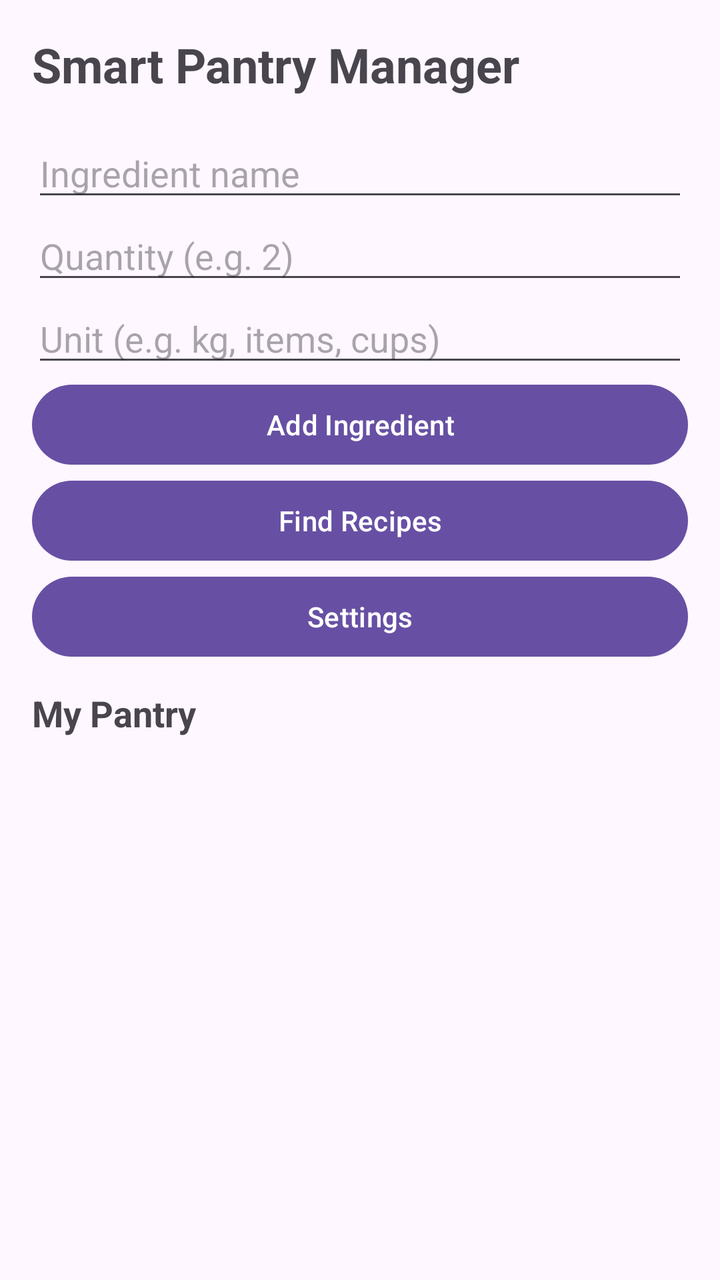
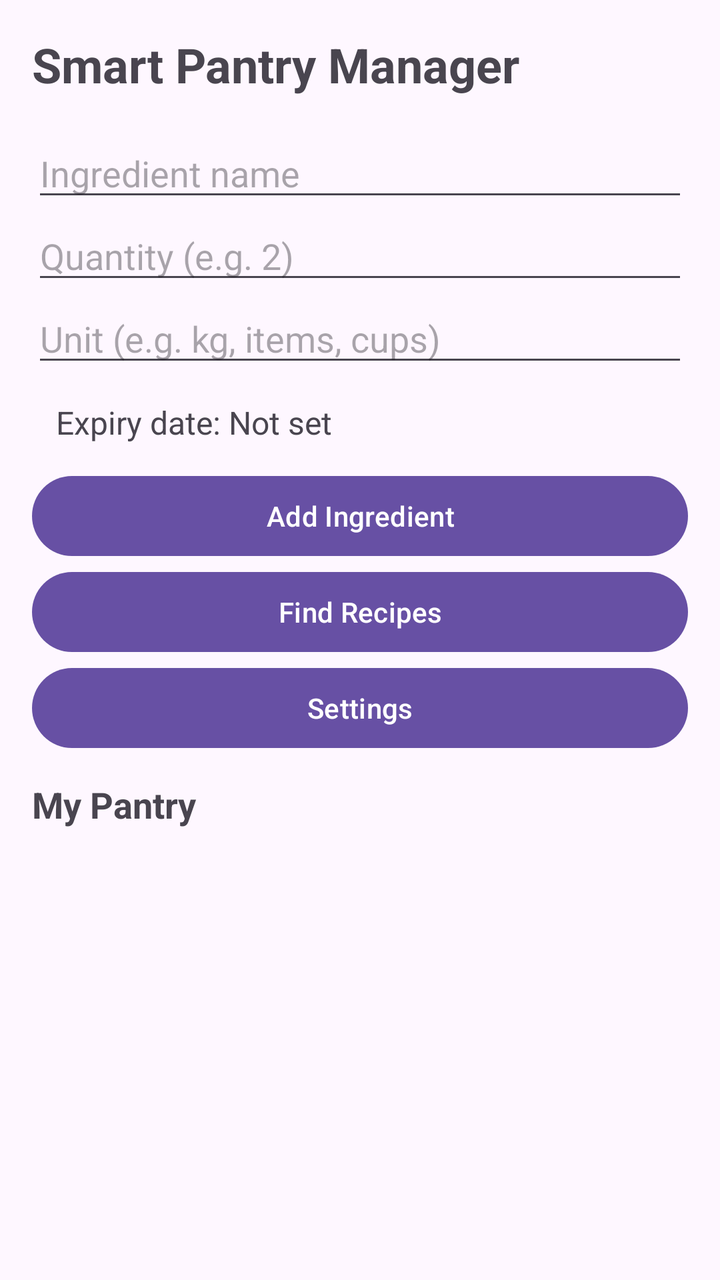

An Android layout rendered at two revisions. The XML below is the earlier revision; the diff shows what the commit changed to produce the second picture.
<!-- AndroidManifest.xml: application theme Theme.SmartPantryManager -->
<!-- res/layout/activity_main.xml -->
<LinearLayout xmlns:android="http://schemas.android.com/apk/res/android"
    android:layout_width="match_parent"
    android:layout_height="match_parent"
    android:orientation="vertical"
    android:padding="16dp">

    <TextView
        android:layout_width="match_parent"
        android:layout_height="wrap_content"
        android:text="Smart Pantry Manager"
        android:textSize="24sp"
        android:textStyle="bold"
        android:paddingBottom="16dp" />

    <EditText
        android:id="@+id/ingredientName"
        android:layout_width="match_parent"
        android:layout_height="wrap_content"
        android:hint="Ingredient name"
        android:inputType="textCapSentences"
        android:singleLine="true" />

    <EditText
        android:id="@+id/ingredientQuantity"
        android:layout_width="match_parent"
        android:layout_height="wrap_content"
        android:hint="Quantity (e.g. 2)"
        android:inputType="numberDecimal"
        android:singleLine="true" />

    <EditText
        android:id="@+id/ingredientUnit"
        android:layout_width="match_parent"
        android:layout_height="wrap_content"
        android:hint="Unit (e.g. kg, items, cups)"
        android:inputType="text"
        android:singleLine="true" />

    <Button
        android:id="@+id/addIngredientButton"
        android:layout_width="match_parent"
        android:layout_height="wrap_content"
        android:text="Add Ingredient" />

    <Button
        android:id="@+id/findRecipesButton"
        android:layout_width="match_parent"
        android:layout_height="wrap_content"
        android:text="Find Recipes" />

    <Button
        android:id="@+id/settingsButton"
        android:layout_width="match_parent"
        android:layout_height="wrap_content"
        android:text="Settings" />

    <TextView
        android:layout_width="match_parent"
        android:layout_height="wrap_content"
        android:text="My Pantry"
        android:textSize="18sp"
        android:textStyle="bold"
        android:paddingTop="12dp"
        android:paddingBottom="8dp" />

    <ListView
        android:id="@+id/pantryList"
        android:layout_width="match_parent"
        android:layout_height="0dp"
        android:layout_weight="1"
        android:dividerHeight="1dp" />

</LinearLayout>
<!-- resources referenced by this layout -->
<resources>
  <style name="Theme.SmartPantryManager" parent="Base.Theme.SmartPantryManager" />
  <style name="Base.Theme.SmartPantryManager" parent="Theme.Material3.DayNight.NoActionBar">
          
          
      </style>
</resources>

<!-- the commit's change to res/layout/activity_main.xml (unified diff, before → after) -->
@@ -36,6 +36,16 @@
         android:inputType="text"
         android:singleLine="true" />
 
+    <TextView
+        android:id="@+id/expiryDateInput"
+        android:layout_width="match_parent"
+        android:layout_height="wrap_content"
+        android:padding="12dp"
+        android:text="Expiry date: Not set"
+        android:textSize="16sp"
+        android:clickable="true"
+        android:focusable="true" />
+
     <Button
         android:id="@+id/addIngredientButton"
         android:layout_width="match_parent"
